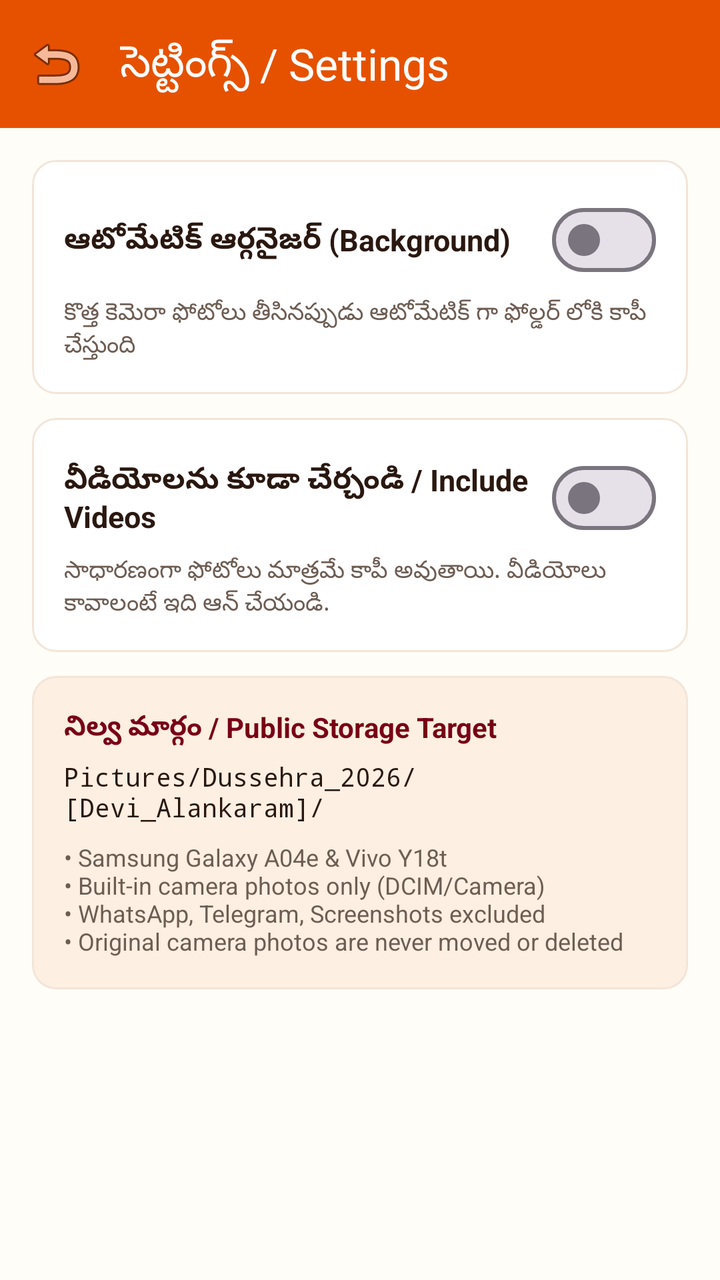
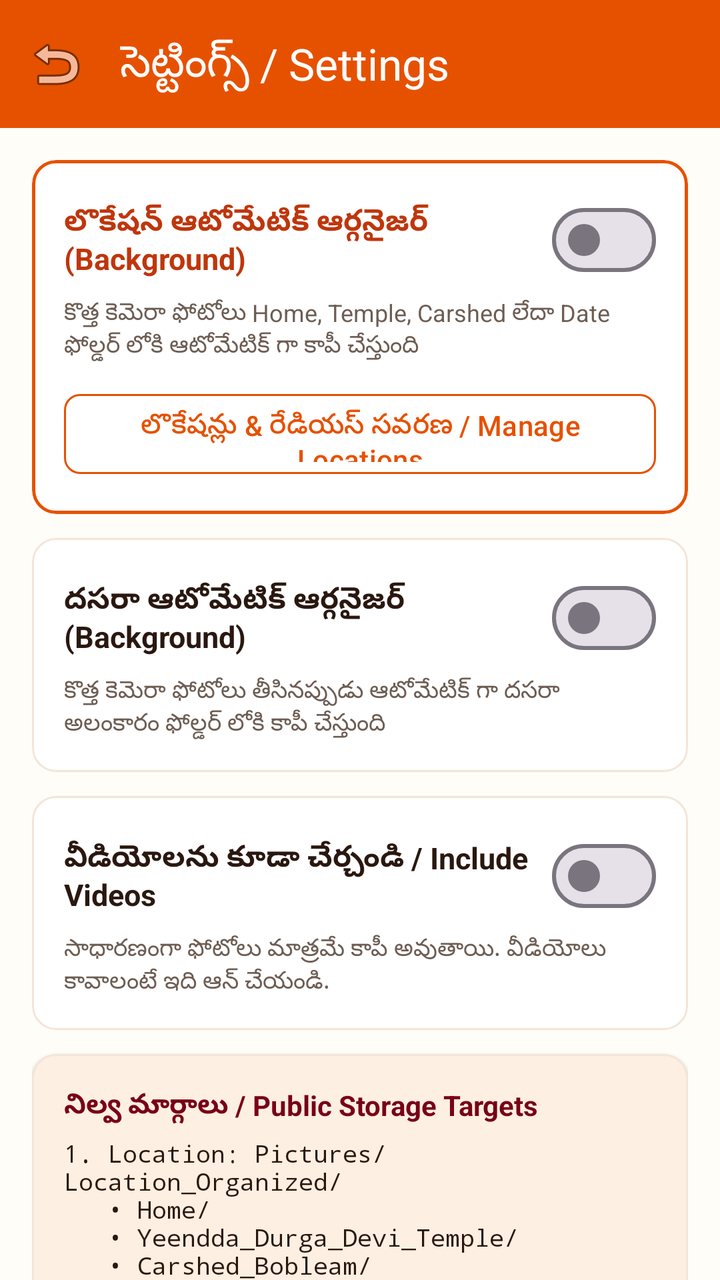

Compare the two renders of this Android layout. The source of the first and the diff that turns it into the second are given below.
<!-- AndroidManifest.xml: application theme Theme.DussehraPhotoOrganizer -->
<!-- res/layout/activity_settings.xml -->
<?xml version="1.0" encoding="utf-8"?>
<androidx.coordinatorlayout.widget.CoordinatorLayout
    xmlns:android="http://schemas.android.com/apk/res/android"
    xmlns:app="http://schemas.android.com/apk/res-auto"
    android:layout_width="match_parent"
    android:layout_height="match_parent"
    android:background="@color/cream_background">

    <com.google.android.material.appbar.AppBarLayout
        android:layout_width="match_parent"
        android:layout_height="wrap_content"
        android:background="@color/primary_saffron">

        <com.google.android.material.appbar.MaterialToolbar
            android:id="@+id/toolbarSettings"
            android:layout_width="match_parent"
            android:layout_height="?attr/actionBarSize"
            app:title="@string/btn_settings"
            app:titleTextColor="@color/text_on_saffron"
            app:navigationIcon="@android:drawable/ic_menu_revert" />
    </com.google.android.material.appbar.AppBarLayout>

    <LinearLayout
        android:layout_width="match_parent"
        android:layout_height="match_parent"
        android:orientation="vertical"
        android:padding="16dp"
        app:layout_behavior="@string/appbar_scrolling_view_behavior">

        
        <com.google.android.material.card.MaterialCardView
            android:layout_width="match_parent"
            android:layout_height="wrap_content"
            app:cardCornerRadius="12dp"
            app:cardElevation="1dp"
            app:strokeColor="@color/card_border"
            app:strokeWidth="1dp"
            app:cardBackgroundColor="@color/white"
            android:layout_marginBottom="12dp">

            <LinearLayout
                android:layout_width="match_parent"
                android:layout_height="wrap_content"
                android:orientation="vertical"
                android:padding="16dp">

                <LinearLayout
                    android:layout_width="match_parent"
                    android:layout_height="wrap_content"
                    android:orientation="horizontal"
                    android:gravity="center_vertical">

                    <TextView
                        android:layout_width="0dp"
                        android:layout_weight="1"
                        android:layout_height="wrap_content"
                        android:text="@string/pref_auto_organize"
                        android:textSize="15sp"
                        android:textStyle="bold"
                        android:textColor="@color/text_primary" />

                    <com.google.android.material.materialswitch.MaterialSwitch
                        android:id="@+id/switchAutoOrganize"
                        android:layout_width="wrap_content"
                        android:layout_height="wrap_content" />
                </LinearLayout>

                <TextView
                    android:layout_width="match_parent"
                    android:layout_height="wrap_content"
                    android:text="@string/pref_auto_organize_desc"
                    android:textSize="12sp"
                    android:textColor="@color/text_secondary"
                    android:layout_marginTop="4dp" />
            </LinearLayout>
        </com.google.android.material.card.MaterialCardView>

        
        <com.google.android.material.card.MaterialCardView
            android:layout_width="match_parent"
            android:layout_height="wrap_content"
            app:cardCornerRadius="12dp"
            app:cardElevation="1dp"
            app:strokeColor="@color/card_border"
            app:strokeWidth="1dp"
            app:cardBackgroundColor="@color/white"
            android:layout_marginBottom="12dp">

            <LinearLayout
                android:layout_width="match_parent"
                android:layout_height="wrap_content"
                android:orientation="vertical"
                android:padding="16dp">

                <LinearLayout
                    android:layout_width="match_parent"
                    android:layout_height="wrap_content"
                    android:orientation="horizontal"
                    android:gravity="center_vertical">

                    <TextView
                        android:layout_width="0dp"
                        android:layout_weight="1"
                        android:layout_height="wrap_content"
                        android:text="@string/pref_include_videos"
                        android:textSize="15sp"
                        android:textStyle="bold"
                        android:textColor="@color/text_primary" />

                    <com.google.android.material.materialswitch.MaterialSwitch
                        android:id="@+id/switchIncludeVideos"
                        android:layout_width="wrap_content"
                        android:layout_height="wrap_content" />
                </LinearLayout>

                <TextView
                    android:layout_width="match_parent"
                    android:layout_height="wrap_content"
                    android:text="@string/pref_include_videos_desc"
                    android:textSize="12sp"
                    android:textColor="@color/text_secondary"
                    android:layout_marginTop="4dp" />
            </LinearLayout>
        </com.google.android.material.card.MaterialCardView>

        
        <com.google.android.material.card.MaterialCardView
            android:layout_width="match_parent"
            android:layout_height="wrap_content"
            app:cardCornerRadius="12dp"
            app:cardElevation="1dp"
            app:strokeColor="@color/card_border"
            app:strokeWidth="1dp"
            app:cardBackgroundColor="@color/cream_surface">

            <LinearLayout
                android:layout_width="match_parent"
                android:layout_height="wrap_content"
                android:orientation="vertical"
                android:padding="16dp">

                <TextView
                    android:layout_width="wrap_content"
                    android:layout_height="wrap_content"
                    android:text="నిల్వ మార్గం / Public Storage Target"
                    android:textSize="14sp"
                    android:textStyle="bold"
                    android:textColor="@color/maroon_kumkum" />

                <TextView
                    android:layout_width="wrap_content"
                    android:layout_height="wrap_content"
                    android:text="Pictures/Dussehra_2026/[Devi_Alankaram]/"
                    android:textSize="13sp"
                    android:fontFamily="monospace"
                    android:textColor="@color/text_primary"
                    android:layout_marginTop="6dp" />

                <TextView
                    android:layout_width="wrap_content"
                    android:layout_height="wrap_content"
                    android:text="• Samsung Galaxy A04e &amp; Vivo Y18t\n• Built-in camera photos only (DCIM/Camera)\n• WhatsApp, Telegram, Screenshots excluded\n• Original camera photos are never moved or deleted"
                    android:textSize="12sp"
                    android:textColor="@color/text_secondary"
                    android:layout_marginTop="8dp" />
            </LinearLayout>
        </com.google.android.material.card.MaterialCardView>

    </LinearLayout>

</androidx.coordinatorlayout.widget.CoordinatorLayout>
<!-- resources referenced by this layout -->
<resources>
  <color name="card_border">#F3E5D8</color>
  <color name="cream_background">#FFFDF8</color>
  <color name="cream_surface">#FFF8EE</color>
  <color name="maroon_kumkum">#780016</color>
  <color name="primary_saffron">#E65100</color>
  <color name="text_on_saffron">#FFFFFF</color>
  <color name="text_primary">#2A1810</color>
  <color name="text_secondary">#6D5D53</color>
  <color name="white">#FFFFFF</color>
  <string name="btn_settings">సెట్టింగ్స్ / Settings</string>
  <string name="pref_auto_organize">ఆటోమేటిక్ ఆర్గనైజర్ (Background)</string>
  <string name="pref_auto_organize_desc">కొత్త కెమెరా ఫోటోలు తీసినప్పుడు ఆటోమేటిక్ గా ఫోల్డర్ లోకి కాపీ చేస్తుంది</string>
  <string name="pref_include_videos">వీడియోలను కూడా చేర్చండి / Include Videos</string>
  <string name="pref_include_videos_desc">సాధారణంగా ఫోటోలు మాత్రమే కాపీ అవుతాయి. వీడియోలు కావాలంటే ఇది ఆన్ చేయండి.</string>
  <style name="Theme.DussehraPhotoOrganizer" parent="Theme.Material3.DayNight.NoActionBar">
          
          <item name="colorPrimary">@color/primary_saffron</item>
          <item name="colorOnPrimary">@color/text_on_saffron</item>
          <item name="colorPrimaryContainer">@color/primary_saffron_light</item>
          
          
          <item name="colorSecondary">@color/maroon_kumkum</item>
          <item name="colorOnSecondary">@color/text_on_maroon</item>
  
          
          <item name="android:colorBackground">@color/cream_background</item>
          <item name="colorSurface">@color/cream_surface</item>
          <item name="colorOnSurface">@color/text_primary</item>
  
          
          <item name="android:statusBarColor">@color/primary_saffron_dark</item>
          <item name="android:windowLightStatusBar">false</item>
      </style>
  <color name="primary_saffron_light">#FFB74D</color>
  <color name="text_on_maroon">#FFFFFF</color>
  <color name="primary_saffron_dark">#BF360C</color>
</resources>

<!-- the commit's change to res/layout/activity_settings.xml (unified diff, before → after) -->
@@ -20,152 +20,226 @@
             app:navigationIcon="@android:drawable/ic_menu_revert" />
     </com.google.android.material.appbar.AppBarLayout>
 
-    <LinearLayout
+    <androidx.core.widget.NestedScrollView
         android:layout_width="match_parent"
         android:layout_height="match_parent"
-        android:orientation="vertical"
-        android:padding="16dp"
+        android:fillViewport="true"
         app:layout_behavior="@string/appbar_scrolling_view_behavior">
 
-        
-        <com.google.android.material.card.MaterialCardView
+        <LinearLayout
             android:layout_width="match_parent"
             android:layout_height="wrap_content"
-            app:cardCornerRadius="12dp"
-            app:cardElevation="1dp"
-            app:strokeColor="@color/card_border"
-            app:strokeWidth="1dp"
-            app:cardBackgroundColor="@color/white"
-            android:layout_marginBottom="12dp">
-
-            <LinearLayout
-                android:layout_width="match_parent"
-                android:layout_height="wrap_content"
-                android:orientation="vertical"
-                android:padding="16dp">
-
-                <LinearLayout
-                    android:layout_width="match_parent"
-                    android:layout_height="wrap_content"
-                    android:orientation="horizontal"
-                    android:gravity="center_vertical">
-
-                    <TextView
-                        android:layout_width="0dp"
-                        android:layout_weight="1"
-                        android:layout_height="wrap_content"
-                        android:text="@string/pref_auto_organize"
-                        android:textSize="15sp"
+            android:orientation="vertical"
+            android:padding="16dp">
+
+            
+            <com.google.android.material.card.MaterialCardView
+                android:layout_width="match_parent"
+                android:layout_height="wrap_content"
+                app:cardCornerRadius="12dp"
+                app:cardElevation="1dp"
+                app:strokeColor="@color/primary_saffron"
+                app:strokeWidth="1.5dp"
+                app:cardBackgroundColor="@color/white"
+                android:layout_marginBottom="12dp">
+
+                <LinearLayout
+                    android:layout_width="match_parent"
+                    android:layout_height="wrap_content"
+                    android:orientation="vertical"
+                    android:padding="16dp">
+
+                    <LinearLayout
+                        android:layout_width="match_parent"
+                        android:layout_height="wrap_content"
+                        android:orientation="horizontal"
+                        android:gravity="center_vertical">
+
+                        <TextView
+                            android:layout_width="0dp"
+                            android:layout_weight="1"
+                            android:layout_height="wrap_content"
+                            android:text="@string/pref_auto_location_organize"
+                            android:textSize="15sp"
+                            android:textStyle="bold"
+                            android:textColor="@color/primary_saffron_dark" />
+
+                        <com.google.android.material.materialswitch.MaterialSwitch
+                            android:id="@+id/switchAutoLocationOrganize"
+                            android:layout_width="wrap_content"
+                            android:layout_height="wrap_content" />
+                    </LinearLayout>
+
+                    <TextView
+                        android:layout_width="match_parent"
+                        android:layout_height="wrap_content"
+                        android:text="@string/pref_auto_location_organize_desc"
+                        android:textSize="12sp"
+                        android:textColor="@color/text_secondary"
+                        android:layout_marginTop="4dp" />
+
+                    <com.google.android.material.button.MaterialButton
+                        android:id="@+id/btnConfigureLocations"
+                        android:layout_width="match_parent"
+                        android:layout_height="48dp"
+                        android:text="@string/btn_manage_locations"
+                        style="@style/Widget.Material3.Button.OutlinedButton"
+                        android:textColor="@color/primary_saffron"
+                        app:strokeColor="@color/primary_saffron"
+                        app:cornerRadius="8dp"
+                        android:layout_marginTop="12dp" />
+                </LinearLayout>
+            </com.google.android.material.card.MaterialCardView>
+
+            
+            <com.google.android.material.card.MaterialCardView
+                android:layout_width="match_parent"
+                android:layout_height="wrap_content"
+                app:cardCornerRadius="12dp"
+                app:cardElevation="1dp"
+                app:strokeColor="@color/card_border"
+                app:strokeWidth="1dp"
+                app:cardBackgroundColor="@color/white"
+                android:layout_marginBottom="12dp">
+
+                <LinearLayout
+                    android:layout_width="match_parent"
+                    android:layout_height="wrap_content"
+                    android:orientation="vertical"
+                    android:padding="16dp">
+
+                    <LinearLayout
+                        android:layout_width="match_parent"
+                        android:layout_height="wrap_content"
+                        android:orientation="horizontal"
+                        android:gravity="center_vertical">
+
+                        <TextView
+                            android:layout_width="0dp"
+                            android:layout_weight="1"
+                            android:layout_height="wrap_content"
+                            android:text="@string/pref_auto_organize"
+                            android:textSize="15sp"
+                            android:textStyle="bold"
+                            android:textColor="@color/text_primary" />
+
+                        <com.google.android.material.materialswitch.MaterialSwitch
+                            android:id="@+id/switchAutoOrganize"
+                            android:layout_width="wrap_content"
+                            android:layout_height="wrap_content" />
+                    </LinearLayout>
+
+                    <TextView
+                        android:layout_width="match_parent"
+                        android:layout_height="wrap_content"
+                        android:text="@string/pref_auto_organize_desc"
+                        android:textSize="12sp"
+                        android:textColor="@color/text_secondary"
+                        android:layout_marginTop="4dp" />
+                </LinearLayout>
+            </com.google.android.material.card.MaterialCardView>
+
+            
+            <com.google.android.material.card.MaterialCardView
+                android:layout_width="match_parent"
+                android:layout_height="wrap_content"
+                app:cardCornerRadius="12dp"
+                app:cardElevation="1dp"
+                app:strokeColor="@color/card_border"
+                app:strokeWidth="1dp"
+                app:cardBackgroundColor="@color/white"
+                android:layout_marginBottom="12dp">
+
+                <LinearLayout
+                    android:layout_width="match_parent"
+                    android:layout_height="wrap_content"
+                    android:orientation="vertical"
+                    android:padding="16dp">
+
+                    <LinearLayout
+                        android:layout_width="match_parent"
+                        android:layout_height="wrap_content"
+                        android:orientation="horizontal"
+                        android:gravity="center_vertical">
+
+                        <TextView
+                            android:layout_width="0dp"
+                            android:layout_weight="1"
+                            android:layout_height="wrap_content"
+                            android:text="@string/pref_include_videos"
+                            android:textSize="15sp"
+                            android:textStyle="bold"
+                            android:textColor="@color/text_primary" />
+
+                        <com.google.android.material.materialswitch.MaterialSwitch
+                            android:id="@+id/switchIncludeVideos"
+                            android:layout_width="wrap_content"
+                            android:layout_height="wrap_content" />
+                    </LinearLayout>
+
+                    <TextView
+                        android:layout_width="match_parent"
+                        android:layout_height="wrap_content"
+                        android:text="@string/pref_include_videos_desc"
+                        android:textSize="12sp"
+                        android:textColor="@color/text_secondary"
+                        android:layout_marginTop="4dp" />
+                </LinearLayout>
+            </com.google.android.material.card.MaterialCardView>
+
+            
+            <com.google.android.material.card.MaterialCardView
+                android:layout_width="match_parent"
+                android:layout_height="wrap_content"
+                app:cardCornerRadius="12dp"
+                app:cardElevation="1dp"
+                app:strokeColor="@color/card_border"
+                app:strokeWidth="1dp"
+                app:cardBackgroundColor="@color/cream_surface">
+
+                <LinearLayout
+                    android:layout_width="match_parent"
+                    android:layout_height="wrap_content"
+                    android:orientation="vertical"
+                    android:padding="16dp">
+
+                    <TextView
+                        android:layout_width="wrap_content"
+                        android:layout_height="wrap_content"
+                        android:text="నిల్వ మార్గాలు / Public Storage Targets"
+                        android:textSize="14sp"
                         android:textStyle="bold"
-                        android:textColor="@color/text_primary" />
-
-                    <com.google.android.material.materialswitch.MaterialSwitch
-                        android:id="@+id/switchAutoOrganize"
-                        android:layout_width="wrap_content"
-                        android:layout_height="wrap_content" />
-                </LinearLayout>
-
-                <TextView
-                    android:layout_width="match_parent"
-                    android:layout_height="wrap_content"
-                    android:text="@string/pref_auto_organize_desc"
-                    android:textSize="12sp"
-                    android:textColor="@color/text_secondary"
-                    android:layout_marginTop="4dp" />
-            </LinearLayout>
-        </com.google.android.material.card.MaterialCardView>
-
-        
-        <com.google.android.material.card.MaterialCardView
-            android:layout_width="match_parent"
-            android:layout_height="wrap_content"
-            app:cardCornerRadius="12dp"
-            app:cardElevation="1dp"
-            app:strokeColor="@color/card_border"
-            app:strokeWidth="1dp"
-            app:cardBackgroundColor="@color/white"
-            android:layout_marginBottom="12dp">
-
-            <LinearLayout
-                android:layout_width="match_parent"
-                android:layout_height="wrap_content"
-                android:orientation="vertical"
-                android:padding="16dp">
-
-                <LinearLayout
-                    android:layout_width="match_parent"
-                    android:layout_height="wrap_content"
-                    android:orientation="horizontal"
-                    android:gravity="center_vertical">
-
-                    <TextView
-                        android:layout_width="0dp"
-                        android:layout_weight="1"
-                        android:layout_height="wrap_content"
-                        android:text="@string/pref_include_videos"
-                        android:textSize="15sp"
-                        android:textStyle="bold"
-                        android:textColor="@color/text_primary" />
-
-                    <com.google.android.material.materialswitch.MaterialSwitch
-                        android:id="@+id/switchIncludeVideos"
-                        android:layout_width="wrap_content"
-                        android:layout_height="wrap_content" />
-                </LinearLayout>
-
-                <TextView
-                    android:layout_width="match_parent"
-                    android:layout_height="wrap_content"
-                    android:text="@string/pref_include_videos_desc"
-                    android:textSize="12sp"
-                    android:textColor="@color/text_secondary"
-                    android:layout_marginTop="4dp" />
-            </LinearLayout>
-        </com.google.android.material.card.MaterialCardView>
-
-        
-        <com.google.android.material.card.MaterialCardView
-            android:layout_width="match_parent"
-            android:layout_height="wrap_content"
-            app:cardCornerRadius="12dp"
-            app:cardElevation="1dp"
-            app:strokeColor="@color/card_border"
-            app:strokeWidth="1dp"
-            app:cardBackgroundColor="@color/cream_surface">
-
-            <LinearLayout
-                android:layout_width="match_parent"
-                android:layout_height="wrap_content"
-                android:orientation="vertical"
-                android:padding="16dp">
-
-                <TextView
-                    android:layout_width="wrap_content"
-                    android:layout_height="wrap_content"
-                    android:text="నిల్వ మార్గం / Public Storage Target"
-                    android:textSize="14sp"
-                    android:textStyle="bold"
-                    android:textColor="@color/maroon_kumkum" />
-
-                <TextView
-                    android:layout_width="wrap_content"
-                    android:layout_height="wrap_content"
-                    android:text="Pictures/Dussehra_2026/[Devi_Alankaram]/"
-                    android:textSize="13sp"
-                    android:fontFamily="monospace"
-                    android:textColor="@color/text_primary"
-                    android:layout_marginTop="6dp" />
-
-                <TextView
-                    android:layout_width="wrap_content"
-                    android:layout_height="wrap_content"
-                    android:text="• Samsung Galaxy A04e &amp; Vivo Y18t\n• Built-in camera photos only (DCIM/Camera)\n• WhatsApp, Telegram, Screenshots excluded\n• Original camera photos are never moved or deleted"
-                    android:textSize="12sp"
-                    android:textColor="@color/text_secondary"
-                    android:layout_marginTop="8dp" />
-            </LinearLayout>
-        </com.google.android.material.card.MaterialCardView>
-
-    </LinearLayout>
+                        android:textColor="@color/maroon_kumkum" />
+
+                    <TextView
+                        android:layout_width="wrap_content"
+                        android:layout_height="wrap_content"
+                        android:text="1. Location: Pictures/Location_Organized/\n   • Home/\n   • Yeendda_Durga_Devi_Temple/\n   • Carshed_Bobleam/\n   • YYYY-MM-DD/ (no GPS/unmatched)"
+                        android:textSize="12sp"
+                        android:fontFamily="monospace"
+                        android:textColor="@color/text_primary"
+                        android:layout_marginTop="6dp" />
+
+                    <TextView
+                        android:layout_width="wrap_content"
+                        android:layout_height="wrap_content"
+                        android:text="2. Festival: Pictures/Dussehra_2026/[Devi_Alankaram]/"
+                        android:textSize="12sp"
+                        android:fontFamily="monospace"
+                        android:textColor="@color/text_primary"
+                        android:layout_marginTop="4dp" />
+
+                    <TextView
+                        android:layout_width="wrap_content"
+                        android:layout_height="wrap_content"
+                        android:text="• Built-in camera photos only (DCIM/Camera)\n• WhatsApp, Telegram, Screenshots excluded\n• Original camera photos are never moved or deleted\n• Offline GPS matching using EXIF coordinates"
+                        android:textSize="12sp"
+                        android:textColor="@color/text_secondary"
+                        android:layout_marginTop="8dp" />
+                </LinearLayout>
+            </com.google.android.material.card.MaterialCardView>
+
+        </LinearLayout>
+    </androidx.core.widget.NestedScrollView>
 
 </androidx.coordinatorlayout.widget.CoordinatorLayout>
<!-- resource entries referenced after the edit -->
@@ -9,9 +9,12 @@
   <color name="text_primary">#2A1810</color>
   <color name="text_secondary">#6D5D53</color>
   <color name="white">#FFFFFF</color>
+  <string name="btn_manage_locations">లొకేషన్లు &amp; రేడియస్ సవరణ / Manage Locations</string>
   <string name="btn_settings">సెట్టింగ్స్ / Settings</string>
-  <string name="pref_auto_organize">ఆటోమేటిక్ ఆర్గనైజర్ (Background)</string>
-  <string name="pref_auto_organize_desc">కొత్త కెమెరా ఫోటోలు తీసినప్పుడు ఆటోమేటిక్ గా ఫోల్డర్ లోకి కాపీ చేస్తుంది</string>
+  <string name="pref_auto_location_organize">లొకేషన్ ఆటోమేటిక్ ఆర్గనైజర్ (Background)</string>
+  <string name="pref_auto_location_organize_desc">కొత్త కెమెరా ఫోటోలు Home, Temple, Carshed లేదా Date ఫోల్డర్ లోకి ఆటోమేటిక్ గా కాపీ చేస్తుంది</string>
+  <string name="pref_auto_organize">దసరా ఆటోమేటిక్ ఆర్గనైజర్ (Background)</string>
+  <string name="pref_auto_organize_desc">కొత్త కెమెరా ఫోటోలు తీసినప్పుడు ఆటోమేటిక్ గా దసరా అలంకారం ఫోల్డర్ లోకి కాపీ చేస్తుంది</string>
   <string name="pref_include_videos">వీడియోలను కూడా చేర్చండి / Include Videos</string>
   <string name="pref_include_videos_desc">సాధారణంగా ఫోటోలు మాత్రమే కాపీ అవుతాయి. వీడియోలు కావాలంటే ఇది ఆన్ చేయండి.</string>
   <style name="Theme.DussehraPhotoOrganizer" parent="Theme.Material3.DayNight.NoActionBar">
